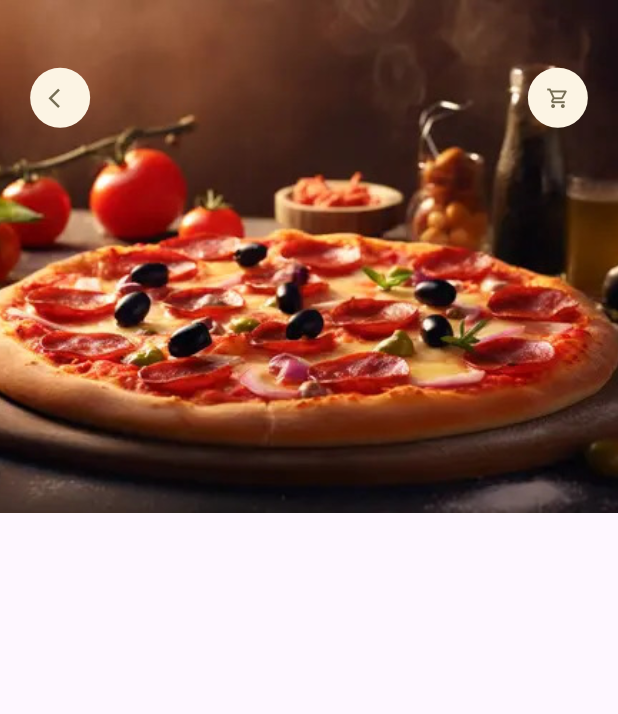
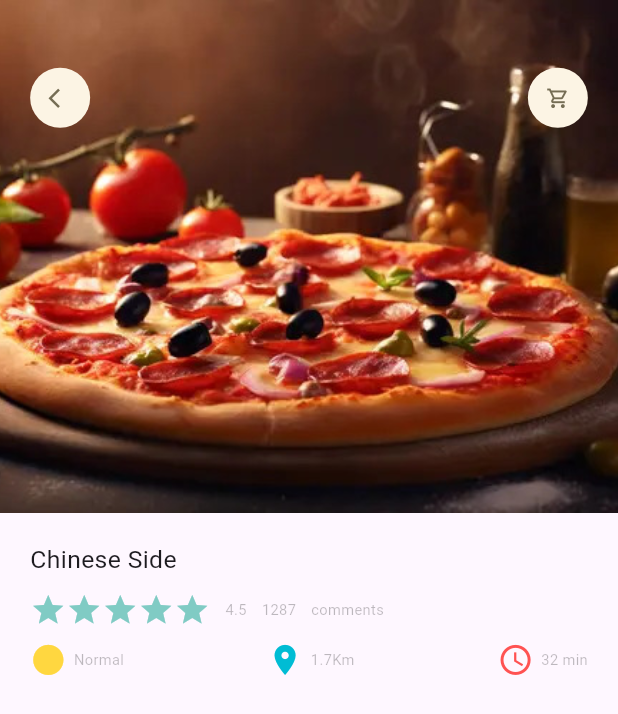
Before and after one commit to SabihaAkter25/Shop-App-with-Backend, a Flutter app: the screen it shows after launch, on a phone screen of 412 x 824 dp. Shown: the top 714 px of the screen. Run offline on Flutter 3.47's test engine with Material 3 defaults, Android fonts, the phone set to English and light mode, and no system bars; our stand-ins replace dots_indicator, get.

Commit message:
Add detail page

```diff
--- a/lib/pages/food/popular_food_detail.dart
+++ b/lib/pages/food/popular_food_detail.dart
@@ -1,6 +1,10 @@
 import 'package:flutter/material.dart';
 import 'package:shop_app_with_backend/utils/dimantions.dart';
 import 'package:shop_app_with_backend/widgets/app_icon.dart';
+
+import '../../widgets/big_text.dart';
+import '../../widgets/icon_and_text.dart';
+import '../../widgets/small_text.dart';
 
 class PopularFoodDetail extends StatelessWidget {
   const PopularFoodDetail({super.key});
@@ -34,7 +38,69 @@ decoration: const BoxDecoration(
               AppIcon(icon: Icons.shopping_cart_outlined),
 
             ],
-          ) )
+          ) ),
+          Positioned(
+            left: 0,
+            right: 0,
+            top: Dimantions.popularFoodImgSize,
+            child: Container(
+              padding: EdgeInsets.only(
+                left: Dimantions.width20,
+                right: Dimantions.width20,
+                top: Dimantions.height20,
+              ),
+              decoration: BoxDecoration(
+                borderRadius: BorderRadius.circular(Dimantions.radius20),
+              ),
+              child:  Column(
+                crossAxisAlignment: CrossAxisAlignment.start,
+                children: [
+                  BigText(text: "Chinese Side"),
+                  SizedBox(height: Dimantions.height10),
+                  Row(
+                    children: [
+                      Wrap(
+                        children: List.generate(
+                          5,
+                              (index) => Icon(
+                            Icons.star,
+                            color: Colors.teal.shade200,
+                          ),
+                        ),
+                      ),
+                      SizedBox(width: Dimantions.width10),
+                      SmallText(text: "4.5"),
+                      SizedBox(width: Dimantions.width10),
+                      SmallText(text: "1287"),
+                      SizedBox(width: Dimantions.width10),
+                      SmallText(text: "comments"),
+                    ],
+                  ),
+                  SizedBox(height: Dimantions.height10),
+                  const Row(
+                    mainAxisAlignment: MainAxisAlignment.spaceBetween,
+                    children: [
+                      IconAndText(
+                        icon: Icons.circle_rounded,
+                        text: "Normal",
+                        iconColor: Colors.amberAccent,
+                      ),
+                      IconAndText(
+                        icon: Icons.location_on_sharp,
+                        text: "1.7Km",
+                        iconColor: Colors.cyan,
+                      ),
+                      IconAndText(
+                        icon: Icons.access_time,
+                        text: "32 min",
+                        iconColor: Colors.redAccent,
+                      ),
+                    ],
+                  ),
+                ],
+              ),
+          ),
+          ),
         ],
       ),
     );
```
